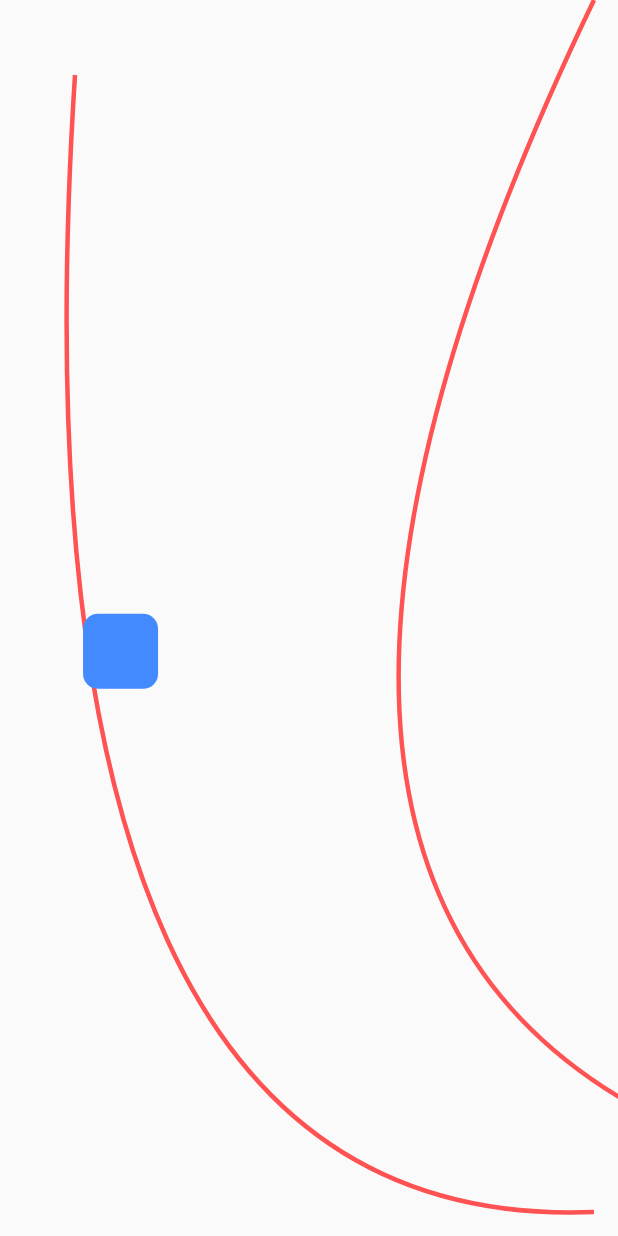
After one commit to DevNHQ/DTTV, a Flutter app: the SampleAnimation screen opened directly, on a phone screen of 412 x 824 dp. The commit adds this screen. Run offline on Flutter 3.47's test engine with Material 2 defaults, Android fonts, the light colour scheme and no system bars; our stand-ins replace get, shared_preferences; missing offline and left inert: shared_preferences_web; accounts and stored records are empty; project files that could hold a hidden picture were left out.

Commit message:
no message

```diff
--- a/lib/src/pages/home/component/demo.dart
+++ b/lib/src/pages/home/component/demo.dart
@@ -1,4 +1,5 @@
 import 'package:flutter/material.dart';
+import 'dart:math' as math;
 
 class DemoClass extends StatefulWidget {
   DemoClass({Key? key}) : super(key: key);
@@ -35,7 +36,7 @@ class _DemoClassState extends State<DemoClass> {
           firstItemLeftPos = position.dx;
           animDuration = 0;
           setState(() {});
-          Future.delayed(Duration(milliseconds: 10), () {
+          Future.delayed(const Duration(milliseconds: 10), () {
             RenderBox FinalRenderbox =
                 finalWidgetKey.currentContext?.findRenderObject() as RenderBox;
             Offset finalPos = FinalRenderbox.localToGlobal(Offset.zero);
@@ -46,6 +47,9 @@ class _DemoClassState extends State<DemoClass> {
           });
         },
         child: CircleAvatar(
+          backgroundColor:
+              Color((math.Random().nextDouble() * 0xFFFFFF).toInt())
+                  .withOpacity(1.0),
           child: Text("$index"),
         ),
       );
--- a/lib/src/pages/home/component/flutter_sidekick/sidekick_team_builder.dart
+++ b/lib/src/pages/home/component/flutter_sidekick/sidekick_team_builder.dart
@@ -140,6 +140,7 @@ class SidekickTeamBuilderState<T> extends State<SidekickTeamBuilder<T>>
     }
   }
 
+  @override
   void didUpdateWidget(covariant SidekickTeamBuilder<T> oldWidget) {
     super.didUpdateWidget(oldWidget);
     _initLists();
--- /dev/null
+++ b/lib/src/pages/home/component/my_home_page.dart
@@ -0,0 +1,102 @@
+import 'dart:ui';
+import 'package:flutter/material.dart';
+import 'package:get/get.dart';
+
+class SampleAnimation extends StatefulWidget {
+  SampleAnimation();
+
+  @override
+  State<StatefulWidget> createState() {
+    return SampleAnimationState();
+  }
+}
+
+class SampleAnimationState extends State<SampleAnimation>
+    with SingleTickerProviderStateMixin {
+  AnimationController? _controller;
+  Animation? _animation;
+  Path? _path;
+
+  @override
+  void initState() {
+    _controller = AnimationController(
+        vsync: this, duration: Duration(milliseconds: 5000));
+    super.initState();
+    _animation = Tween(begin: 0.0, end: 1.0).animate(_controller!)
+      ..addListener(() {
+        setState(() {});
+      });
+    _controller?.forward();
+    _path = drawPath();
+  }
+
+  @override
+  Widget build(BuildContext context) {
+    return Scaffold(
+      body: Stack(
+        children: <Widget>[
+          Positioned(
+            top: 0,
+            child: CustomPaint(
+              painter: PathPainter(_path!),
+            ),
+          ),
+          Positioned(
+            top: calculate(_animation?.value).dy,
+            left: calculate(_animation?.value).dx,
+            child: Container(
+              decoration: BoxDecoration(
+                  color: Colors.blueAccent,
+                  borderRadius: BorderRadius.circular(10)),
+              width: 50,
+              height: 50,
+            ),
+          ),
+        ],
+      ),
+    );
+  }
+
+  @override
+  void dispose() {
+    _controller?.dispose();
+    super.dispose();
+  }
+
+  Path drawPath() {
+    Size size = Size(Get.width, Get.height);
+    Path path = Path();
+    path.moveTo(50, 50);
+    path.quadraticBezierTo(0, size.height, size.width - 16, size.height - 16);
+    path.moveTo(size.width - 16, 0);
+    path.quadraticBezierTo(0, size.height, size.height - 16, size.height - 16);
+    return path;
+  }
+
+  Offset calculate(value) {
+    PathMetrics pathMetrics = _path!.computeMetrics();
+    PathMetric pathMetric = pathMetrics.elementAt(0);
+    value = pathMetric.length * value;
+    Tangent pos = pathMetric.getTangentForOffset(value)!;
+    return pos.position;
+  }
+}
+
+class PathPainter extends CustomPainter {
+  Path path;
+
+  PathPainter(this.path);
+
+  @override
+  void paint(Canvas canvas, Size size) {
+    Paint paint = Paint()
+      ..color = Colors.redAccent
+      ..style = PaintingStyle.stroke
+      ..strokeWidth = 3.0;
+
+    canvas.drawPath(this.path, paint);
+  }
+
+  @override
+  bool shouldRepaint(CustomPainter oldDelegate) => true;
+}
--- a/lib/src/pages/home/home_page.dart
+++ b/lib/src/pages/home/home_page.dart
@@ -5,8 +5,10 @@ import 'package:dttv/src/components/custom_appbar.dart';
 import 'package:dttv/src/pages/home/component/cursor_painter.dart';
 import 'package:dttv/src/pages/home/component/demo.dart';
 import 'package:dttv/src/pages/home/component/item.dart';
+import 'package:dttv/src/pages/home/component/my_home_page.dart';
 import 'package:dttv/src/pages/home/component/page_view.dart';
 import 'package:dttv/src/pages/home/component/test.dart';
+import 'package:dttv/src/pages/home/component/test1.dart';
 import 'package:dttv/src/pages/home/home_controller.dart';
 
 import 'package:dttv/src/pages/home/component/test_painter.dart';
@@ -83,7 +85,7 @@ class HomePage extends StatelessWidget {
     //     ),
     //   ),
     // );
-    return Scaffold(body: WrapExample());
+    return Scaffold(body: AddToFave());
     // body: LayoutBuilder(
     //   builder: (context, constraints) {
     //     final height = constraints.biggest.height;
```
Also changed, not shown: lib/src/pages/home/component/test.dart (+87 -230 lines), lib/src/pages/home/component/test1.dart (added, +156 -0 lines), lib/src/pages/home/home_controller.dart (+10 -0 lines), 1 other file.
